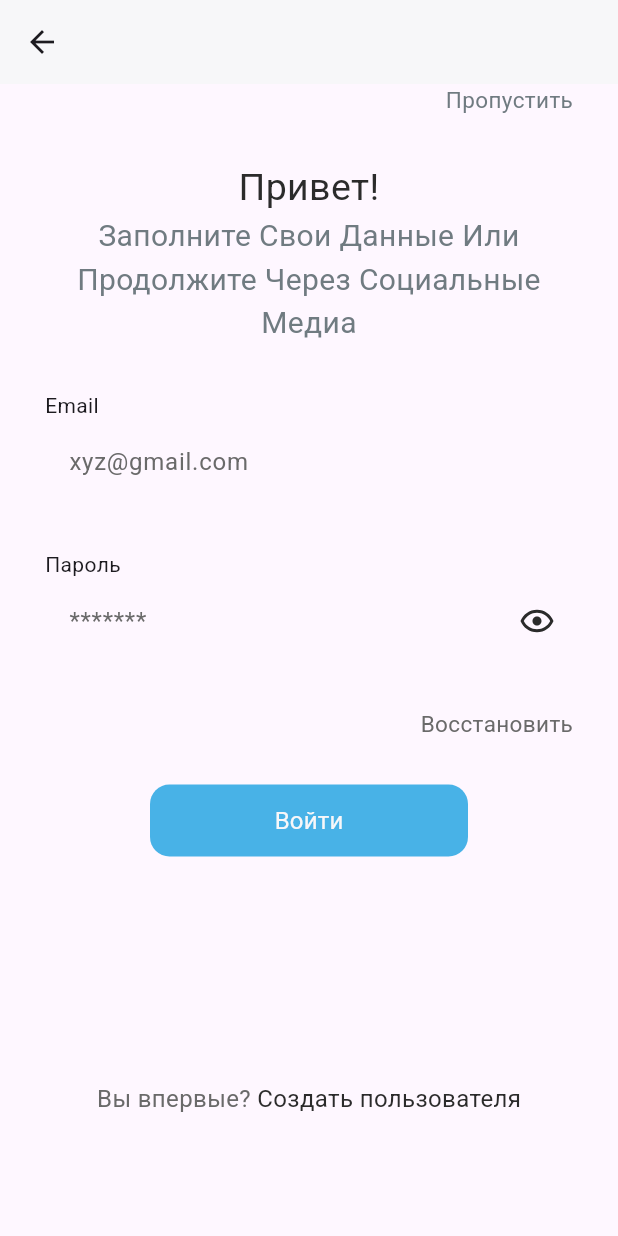
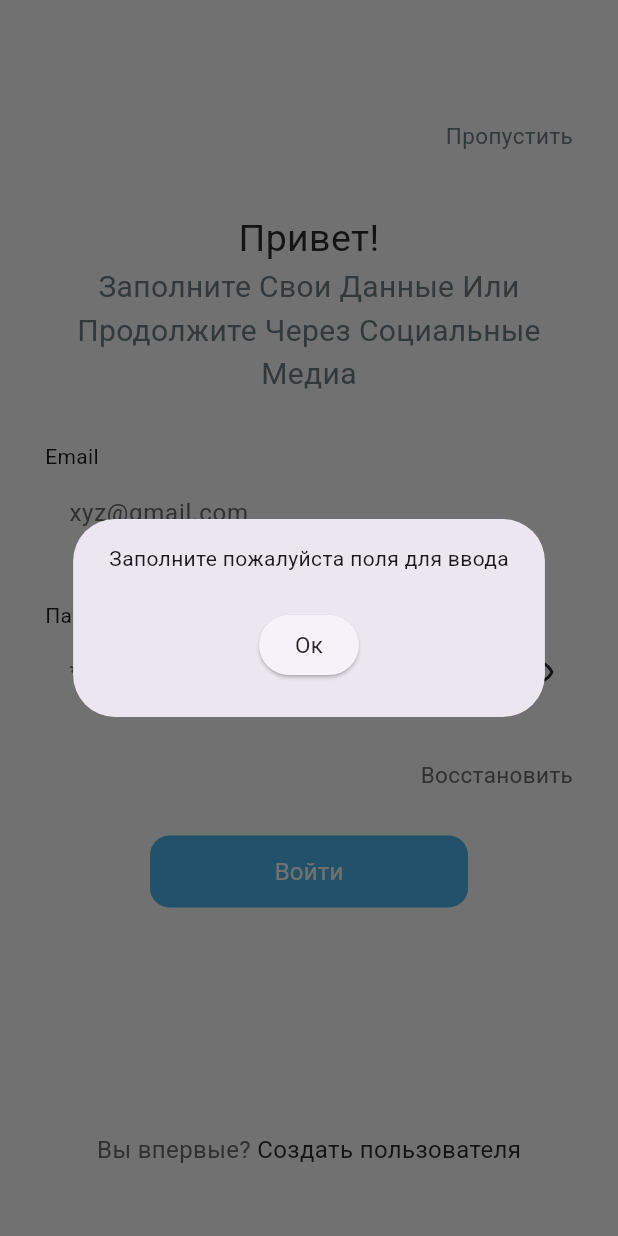
Before and after one commit to Champ3-uksivt/matule, a Flutter app: the SignInPage screen opened by its route, after a tap on "Войти", on a phone screen of 412 x 824 dp. Run offline on Flutter 3.47's test engine with Material 3 defaults, Android fonts, the phone set to English and light mode, and no system bars; our stand-ins replace flutter_svg, get_it, smooth_page_indicator, supabase, supabase_flutter; accounts and stored records are empty.

```diff
--- a/lib/domain/func.dart
+++ b/lib/domain/func.dart
@@ -33,6 +33,7 @@ void TrySignIn(String email, String password, BuildContext context) {
   try {
     supa.client.auth.signInWithPassword(password: password, email: email);
     Navigator.pushNamed(context, "/mainPage");
+    log("message");
   } catch (e) {
     log(e.toString());
   }
--- a/lib/presentation/pages/onboardingscreen.dart
+++ b/lib/presentation/pages/onboardingscreen.dart
@@ -1,10 +1,10 @@
-import 'package:flutter_application_1/MyColors.dart';
 import 'package:flutter_application_1/presentation/pages/first_screen_page.dart';
 import 'package:flutter_application_1/presentation/pages/second_screen_page.dart';
 import 'package:flutter_application_1/presentation/pages/third_screen_page.dart';
 import 'package:flutter_application_1/presentation/widgets/button.dart';
 import 'package:smooth_page_indicator/smooth_page_indicator.dart';
 import 'package:flutter/material.dart';
+import 'package:flutter_application_1/MyColors.dart';
 
 class OnBoardingScreen extends StatefulWidget {
   const OnBoardingScreen({
@@ -52,6 +52,7 @@ class _OnBoardingScreenState extends State<OnBoardingScreen> {
               count: 3,
               onDotClicked: (dot) {
                 nowPage = dot;
+
                 setState(() {
                   pageController.jumpToPage(nowPage);
                 });
--- a/lib/presentation/pages/sign_in.dart
+++ b/lib/presentation/pages/sign_in.dart
@@ -23,11 +23,9 @@ class _SignInPageState extends State<SignInPage> {
   @override
   Widget build(BuildContext context) {
     return Scaffold(
-      appBar: AppBar(
-        backgroundColor: Mycolors().background,
-      ),
+      backgroundColor: Mycolors().background,
       body: SingleChildScrollView(
-        padding: EdgeInsets.fromLTRB(30, 0, 30, 10),
+        padding: EdgeInsets.fromLTRB(30, 80, 30, 10),
         child: Column(
           children: [
             Container(
@@ -44,7 +42,7 @@ class _SignInPageState extends State<SignInPage> {
               ),
             ),
             Container(
-              height: 30,
+              height: 40,
             ),
             Container(
               alignment: Alignment.center,
@@ -109,7 +107,8 @@ class _SignInPageState extends State<SignInPage> {
                     Navigator.pushNamed(context, "/onBoardingScreen");
                     return;
                   }
-                  log("clickedButton");
+                  TrySignIn(textLogin.text, textPassword.text, context);
+                  log("clickedButton"); // qweQWEQWE
                 }, "Войти", Mycolors().background, Mycolors().accent)),
             SizedBox(
               height: 150,
```
Also changed, not shown: lib/presentation/pages/home.dart (+58 -2 lines), lib/presentation/widgets/search_box.dart (added, +31 -0 lines), assets/images/Hamburger.svg (added), assets/images/Marker.svg (added), assets/images/Settings.svg (added), assets/images/Sliders.svg (added), assets/images/shop.svg (added).
